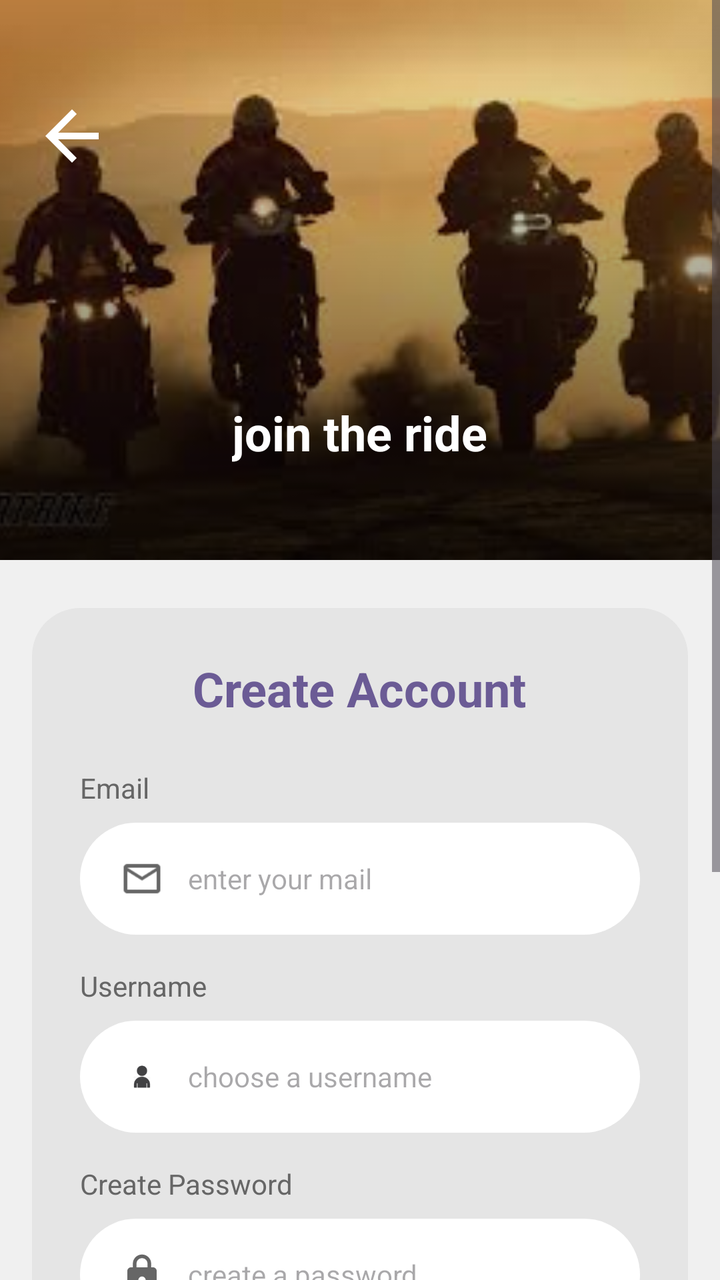
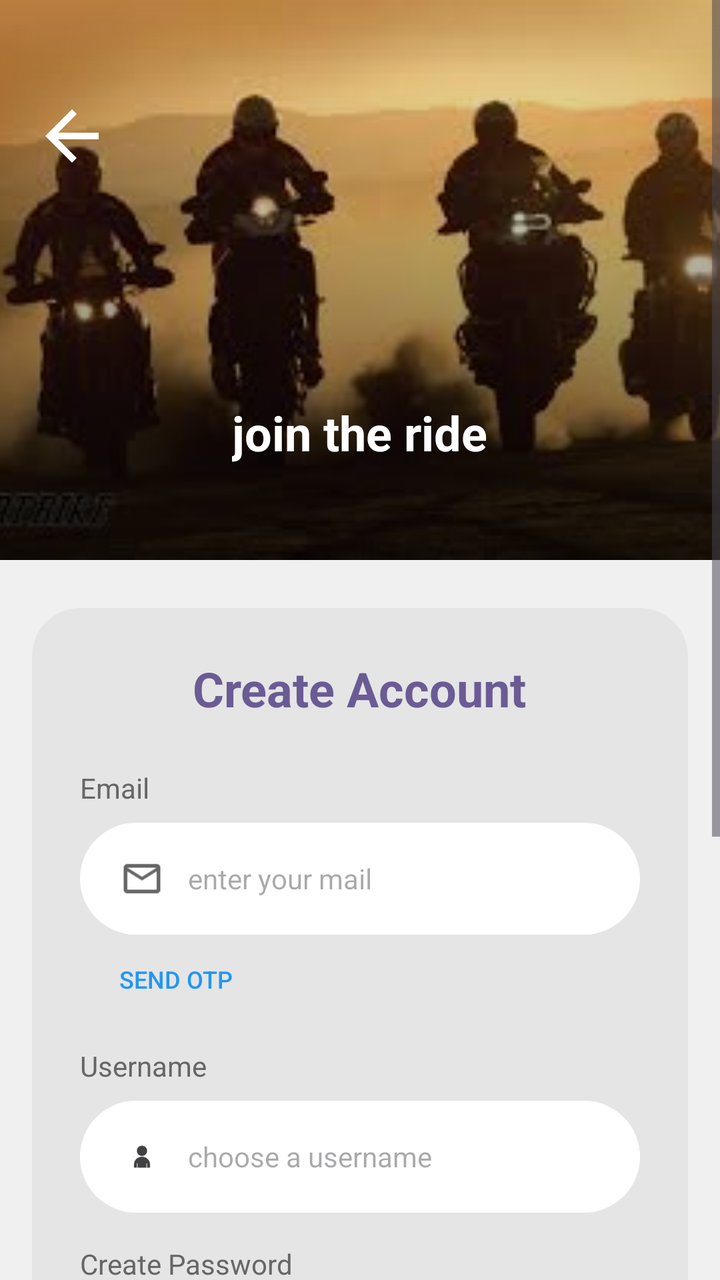

Screens rendered from an Android XML layout before and after an edit, with the pre-edit source and the edit as a unified diff.
<!-- AndroidManifest.xml: application theme Theme.BikePaar -->
<!-- res/layout/activity_signup.xml -->
<?xml version="1.0" encoding="utf-8"?>
<ScrollView xmlns:android="http://schemas.android.com/apk/res/android"
    android:layout_width="match_parent"
    android:layout_height="match_parent"
    android:fillViewport="true"
    android:background="#F0F0F0">

    <RelativeLayout
        android:layout_width="match_parent"
        android:layout_height="wrap_content">

        <ImageView
            android:id="@+id/imgHeader"
            android:layout_width="match_parent"
            android:layout_height="280dp"
            android:scaleType="centerCrop"
            android:src="@drawable/login_header" />

        <View
            android:layout_width="match_parent"
            android:layout_height="280dp"
            android:background="@drawable/header_gradient" />

        <ImageView
            android:id="@+id/btnBack"
            android:layout_width="40dp"
            android:layout_height="40dp"
            android:layout_marginTop="48dp"
            android:layout_marginStart="16dp"
            android:background="?android:attr/selectableItemBackgroundBorderless"
            android:src="@drawable/ic_back"
            android:tint="#FFFFFF" />

        <TextView
            android:id="@+id/tvTitle"
            android:layout_width="wrap_content"
            android:layout_height="wrap_content"
            android:layout_centerHorizontal="true"
            android:layout_marginTop="200dp"
            android:text="join the ride"
            android:textColor="#FFFFFF"
            android:textSize="24sp"
            android:textStyle="bold" />

        <LinearLayout
            android:id="@+id/card"
            android:layout_width="match_parent"
            android:layout_height="wrap_content"
            android:layout_below="@id/imgHeader"
            android:layout_marginStart="16dp"
            android:layout_marginEnd="16dp"
            android:layout_marginTop="24dp"
            android:layout_marginBottom="24dp"
            android:background="@drawable/rounded_card_background"
            android:orientation="vertical"
            android:padding="24dp">

            <TextView
                android:layout_width="wrap_content"
                android:layout_height="wrap_content"
                android:layout_gravity="center_horizontal"
                android:layout_marginBottom="24dp"
                android:text="Create Account"
                android:textColor="#6B5B95"
                android:textSize="24sp"
                android:textStyle="bold" />

            <TextView
                android:layout_width="wrap_content"
                android:layout_height="wrap_content"
                android:text="Email"
                android:textColor="#666666"
                android:textSize="14sp" />

            <LinearLayout
                android:layout_width="match_parent"
                android:layout_height="56dp"
                android:layout_marginTop="8dp"
                android:background="@drawable/rounded_input_background"
                android:gravity="center_vertical"
                android:orientation="horizontal"
                android:paddingLeft="20dp">

                <ImageView
                    android:layout_width="22dp"
                    android:layout_height="22dp"
                    android:src="@drawable/ic_email"
                    android:tint="#666666" />

                <EditText
                    android:id="@+id/etSignupEmail"
                    android:layout_width="match_parent"
                    android:layout_height="match_parent"
                    android:layout_marginStart="12dp"
                    android:background="@android:color/transparent"
                    android:hint="enter your mail"
                    android:inputType="textEmailAddress"
                    android:padding="0dp"
                    android:textSize="14sp" />
            </LinearLayout>

            <View
                android:layout_width="match_parent"
                android:layout_height="16dp" />

            <TextView
                android:layout_width="wrap_content"
                android:layout_height="wrap_content"
                android:text="Username"
                android:textColor="#666666"
                android:textSize="14sp" />

            <LinearLayout
                android:layout_width="match_parent"
                android:layout_height="56dp"
                android:layout_marginTop="8dp"
                android:background="@drawable/rounded_input_background"
                android:gravity="center_vertical"
                android:orientation="horizontal"
                android:paddingLeft="20dp">

                <ImageView
                    android:layout_width="22dp"
                    android:layout_height="22dp"
                    android:src="@drawable/ic_person" />

                <EditText
                    android:id="@+id/etUsername"
                    android:layout_width="match_parent"
                    android:layout_height="match_parent"
                    android:layout_marginStart="12dp"
                    android:background="@android:color/transparent"
                    android:hint="choose a username"
                    android:inputType="text"
                    android:padding="0dp"
                    android:textSize="14sp" />
            </LinearLayout>

            <View
                android:layout_width="match_parent"
                android:layout_height="16dp" />

            <TextView
                android:layout_width="wrap_content"
                android:layout_height="wrap_content"
                android:text="Create Password"
                android:textColor="#666666"
                android:textSize="14sp" />

            <LinearLayout
                android:layout_width="match_parent"
                android:layout_height="56dp"
                android:layout_marginTop="8dp"
                android:background="@drawable/rounded_input_background"
                android:gravity="center_vertical"
                android:orientation="horizontal"
                android:paddingLeft="20dp">

                <ImageView
                    android:layout_width="22dp"
                    android:layout_height="22dp"
                    android:src="@drawable/ic_lock"
                    android:tint="#666666" />

                <EditText
                    android:id="@+id/etSignupPassword"
                    android:layout_width="match_parent"
                    android:layout_height="match_parent"
                    android:layout_marginStart="12dp"
                    android:background="@android:color/transparent"
                    android:hint="create a password"
                    android:inputType="textPassword"
                    android:padding="0dp"
                    android:textSize="14sp" />
            </LinearLayout>

            <View
                android:layout_width="match_parent"
                android:layout_height="16dp" />

            <TextView
                android:layout_width="wrap_content"
                android:layout_height="wrap_content"
                android:text="Confirm Password"
                android:textColor="#666666"
                android:textSize="14sp" />

            <LinearLayout
                android:layout_width="match_parent"
                android:layout_height="56dp"
                android:layout_marginTop="8dp"
                android:background="@drawable/rounded_input_background"
                android:gravity="center_vertical"
                android:orientation="horizontal"
                android:paddingLeft="20dp">

                <ImageView
                    android:layout_width="22dp"
                    android:layout_height="22dp"
                    android:src="@drawable/ic_check_circle"
                    android:tint="#666666" />

                <EditText
                    android:id="@+id/etConfirmPassword"
                    android:layout_width="match_parent"
                    android:layout_height="match_parent"
                    android:layout_marginStart="12dp"
                    android:background="@android:color/transparent"
                    android:hint="confirm your password"
                    android:inputType="textPassword"
                    android:padding="0dp"
                    android:textSize="14sp" />
            </LinearLayout>

            <Button
                android:id="@+id/btnCreateAccount"
                android:layout_width="match_parent"
                android:layout_height="56dp"
                android:layout_marginTop="32dp"
                android:background="@drawable/rounded_purple_button"
                android:elevation="4dp"
                android:stateListAnimator="@null"
                android:text="Sign Up"
                android:textColor="#FFFFFF"
                android:textSize="16sp"
                android:textStyle="bold" />

            <TextView
                android:id="@+id/tvLogin"
                android:layout_width="wrap_content"
                android:layout_height="wrap_content"
                android:layout_gravity="center_horizontal"
                android:layout_marginTop="20dp"
                android:text="Already have an account? Log In"
                android:textColor="#666666"
                android:textSize="14sp" />

        </LinearLayout>
    </RelativeLayout>
</ScrollView>
<!-- resources referenced by this layout -->
<resources>
  <!-- drawable header_gradient (drawable) -->
  <?xml version="1.0" encoding="utf-8"?>
  <shape xmlns:android="http://schemas.android.com/apk/res/android">
      <gradient
          android:startColor="#00000000"
          android:endColor="#A6000000"
          android:angle="270" />
  </shape>
  <!-- drawable ic_back (drawable) -->
  <vector xmlns:android="http://schemas.android.com/apk/res/android"
      android:width="24dp"
      android:height="24dp"
      android:viewportWidth="24"
      android:viewportHeight="24">
      <path
          android:fillColor="#FF000000"
          android:pathData="M20,11H7.83l5.59,-5.59L12,4l-8,8 8,8 1.41,-1.41L7.83,13H20v-2z"/>
  </vector>
  <!-- drawable ic_check_circle (drawable) -->
  <vector xmlns:android="http://schemas.android.com/apk/res/android"
      android:width="24dp"
      android:height="24dp"
      android:viewportWidth="24"
      android:viewportHeight="24">
      <path
          android:fillColor="#FF000000"
          android:pathData="M12,2C6.48,2 2,6.48 2,12s4.48,10 10,10 10,-4.48 10,-10S17.52,2 12,2zM10,17l-5,-5 1.41,-1.41L10,14.17l7.59,-7.59L19,8l-9,9z"/>
  </vector>
  <!-- drawable ic_email: png bitmap (drawable, 507 bytes) -->
  <!-- drawable ic_lock (drawable) -->
  <vector xmlns:android="http://schemas.android.com/apk/res/android"
      android:width="24dp"
      android:height="24dp"
      android:viewportWidth="24"
      android:viewportHeight="24">
      <path
          android:fillColor="#FF000000"
          android:pathData="M18,8h-1V6c0,-2.76 -2.24,-5 -5,-5S7,3.24 7,6v2H6c-1.1,0 -2,0.9 -2,2v10c0,1.1 0.9,2 2,2h12c1.1,0 2,-0.9 2,-2V10c0,-1.1 -0.9,-2 -2,-2zM9,6c0,-1.66 1.34,-3 3,-3s3,1.34 3,3v2H9V6zM12,17c-1.1,0 -2,-0.9 -2,-2s0.9,-2 2,-2 2,0.9 2,2 -0.9,2 -2,2z"/>
  </vector>
  <!-- drawable ic_person: png bitmap (drawable, 2357 bytes) -->
  <!-- drawable login_header: png bitmap (drawable, 7275 bytes) -->
  <!-- drawable rounded_card_background (drawable) -->
  <?xml version="1.0" encoding="utf-8"?>
  <shape xmlns:android="http://schemas.android.com/apk/res/android">
      <solid android:color="#E5E5E5" />
      <corners android:radius="24dp" />
  </shape>
  <!-- drawable rounded_input_background (drawable) -->
  <?xml version="1.0" encoding="utf-8"?>
  <shape xmlns:android="http://schemas.android.com/apk/res/android">
      <solid android:color="#FFFFFF" />
      <corners android:radius="100dp" />
  </shape>
  <!-- drawable rounded_purple_button (drawable) -->
  <?xml version="1.0" encoding="utf-8"?>
  <shape xmlns:android="http://schemas.android.com/apk/res/android">
      <solid android:color="#6B5B95" />
      <corners android:radius="100dp" />
  </shape>
  <style name="Theme.BikePaar" parent="Base.Theme.BikePaar" />
  <style name="Base.Theme.BikePaar" parent="Theme.Material3.DayNight.NoActionBar">
          
          
      </style>
</resources>

<!-- the commit's change to res/layout/activity_signup.xml (unified diff, before → after) -->
@@ -99,6 +99,81 @@
                     android:textSize="14sp" />
             </LinearLayout>
 
+            <LinearLayout
+                android:layout_width="match_parent"
+                android:layout_height="wrap_content"
+                android:orientation="horizontal"
+                android:gravity="center_vertical"
+                android:layout_marginTop="4dp">
+
+                <Button
+                    android:id="@+id/btnSendOTP"
+                    android:layout_width="wrap_content"
+                    android:layout_height="36dp"
+                    android:text="Send OTP"
+                    android:textSize="12sp"
+                    android:textColor="#2196F3"
+                    android:background="@android:color/transparent"
+                    style="?android:attr/borderlessButtonStyle"
+                    android:paddingStart="4dp"
+                    android:paddingEnd="4dp"
+                    android:layout_marginStart="4dp"/>
+
+                <TextView
+                    android:id="@+id/tvVerificationStatus"
+                    android:layout_width="wrap_content"
+                    android:layout_height="wrap_content"
+                    android:text=""
+                    android:textSize="12sp"
+                    android:textColor="#666666"
+                    android:layout_marginStart="8dp"/>
+            </LinearLayout>
+
+            
+            <LinearLayout
+                android:id="@+id/otpContainer"
+                android:layout_width="match_parent"
+                android:layout_height="wrap_content"
+                android:orientation="horizontal"
+                android:gravity="center_vertical"
+                android:background="@drawable/rounded_input_background"
+                android:layout_marginTop="8dp"
+                android:paddingLeft="12dp"
+                android:visibility="gone">
+                
+                <EditText
+                    android:id="@+id/etOTP"
+                    android:layout_width="0dp"
+                    android:layout_weight="1"
+                    android:layout_height="50dp"
+                    android:background="@null"
+                    android:hint="Enter 6-digit OTP"
+                    android:inputType="number"
+                    android:maxLength="6"
+                    android:textSize="16sp" />
+
+                <Button
+                    android:id="@+id/btnVerifyOTP"
+                    android:layout_width="wrap_content"
+                    android:layout_height="40dp"
+                    android:text="Verify"
+                    android:textSize="12sp"
+                    android:textColor="#FFFFFF"
+                    android:background="@drawable/rounded_purple_button"
+                    android:layout_marginEnd="8dp"/>
+            </LinearLayout>
+
+            <ImageView
+                android:id="@+id/imgVerifiedTick"
+                android:layout_width="24dp"
+                android:layout_height="24dp"
+                android:src="@drawable/ic_check_circle"
+                android:tint="#4CAF50"
+                android:layout_gravity="end"
+                android:layout_marginTop="-30dp"
+                android:layout_marginEnd="16dp"
+                android:visibility="gone"/>
+
             <View
                 android:layout_width="match_parent"
                 android:layout_height="16dp" />
@@ -212,18 +287,32 @@
                     android:textSize="14sp" />
             </LinearLayout>
 
-            <Button
-                android:id="@+id/btnCreateAccount"
-                android:layout_width="match_parent"
-                android:layout_height="56dp"
-                android:layout_marginTop="32dp"
-                android:background="@drawable/rounded_purple_button"
-                android:elevation="4dp"
-                android:stateListAnimator="@null"
-                android:text="Sign Up"
-                android:textColor="#FFFFFF"
-                android:textSize="16sp"
-                android:textStyle="bold" />
+            <FrameLayout
+                android:layout_width="match_parent"
+                android:layout_height="wrap_content"
+                android:layout_marginTop="32dp">
+
+                <Button
+                    android:id="@+id/btnCreateAccount"
+                    android:layout_width="match_parent"
+                    android:layout_height="56dp"
+                    android:background="@drawable/rounded_purple_button"
+                    android:elevation="4dp"
+                    android:stateListAnimator="@null"
+                    android:text="Sign Up"
+                    android:textColor="#FFFFFF"
+                    android:textSize="16sp"
+                    android:textStyle="bold" />
+
+                <ProgressBar
+                    android:id="@+id/progressBarSignup"
+                    android:layout_width="32dp"
+                    android:layout_height="32dp"
+                    android:layout_gravity="center"
+                    android:elevation="10dp"
+                    android:indeterminateTint="#FFFFFF"
+                    android:visibility="gone" />
+            </FrameLayout>
 
             <TextView
                 android:id="@+id/tvLogin"
